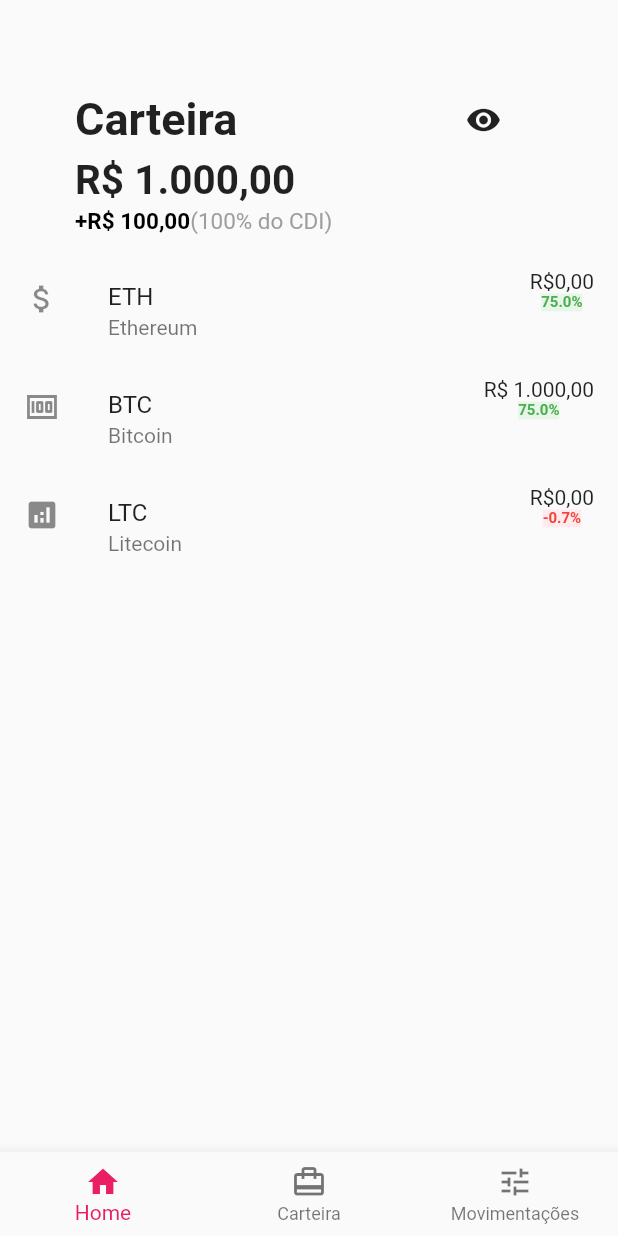
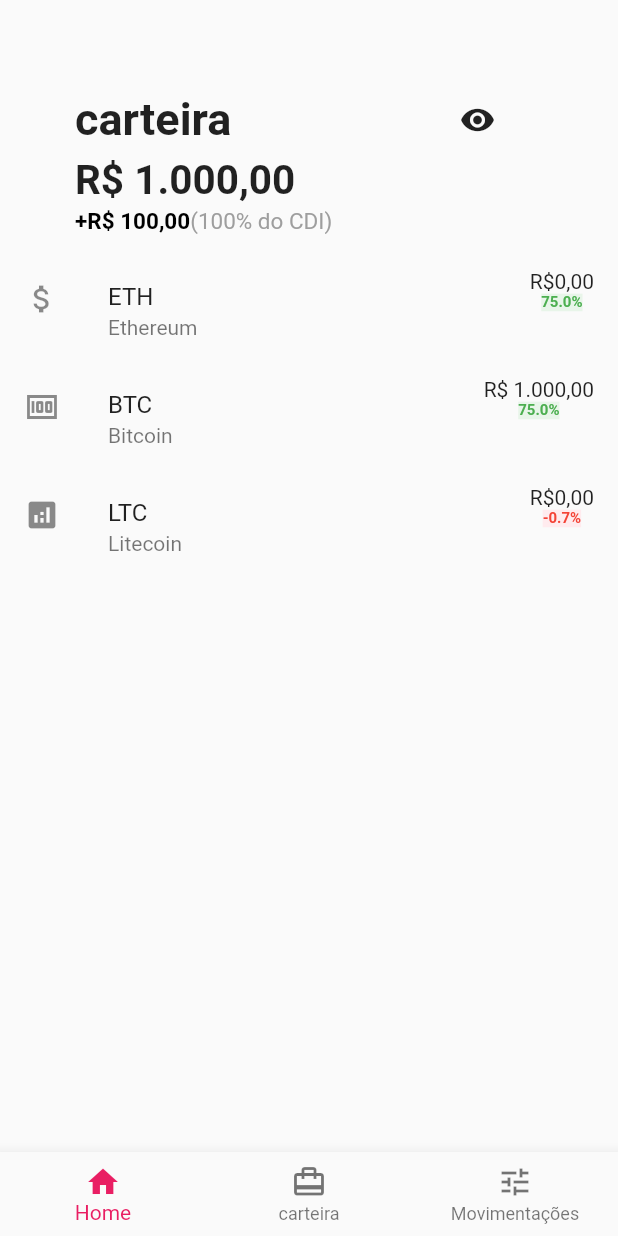
Before and after one commit to julianahkolmar/app-wallet-flutter, a Flutter app: the screen it shows after launch, on a phone screen of 412 x 824 dp. Run offline on Flutter 3.47's test engine with Material 2 defaults, Android fonts, the phone set to English and light mode, and no system bars; missing offline and left inert: dart:html.

Commit message:
Update carteiraApp.dart

```diff
--- a/lib/carteiraApp.dart
+++ b/lib/carteiraApp.dart
@@ -1,3 +1,5 @@
+import 'dart:html';
+
 import 'package:flutter/cupertino.dart';
 import 'package:flutter/material.dart';
 
@@ -21,7 +23,7 @@ class TelaInicialWidget extends StatefulWidget {
 }
 
 class TelaInicialState extends State<TelaInicialWidget> {
-  String carteira = 'Carteira';
+  String carteira = 'carteira';
   String valorCarteira = 'R\$ 1.000,00';
   String rendimento = '+R\$ 100,00';
   String cdi = '(100% do CDI)';
@@ -102,7 +104,7 @@ class TelaInicialState extends State<TelaInicialWidget> {
           items: [
             BottomNavigationBarItem(icon: Icon(Icons.home), label: "Home"),
             BottomNavigationBarItem(
-                icon: Icon(Icons.wallet_travel), label: "Carteira"),
+                icon: Icon(Icons.wallet_travel), label: "carteira"),
             BottomNavigationBarItem(
                 icon: Icon(Icons.tune), label: "Movimentações"),
           ],
```
